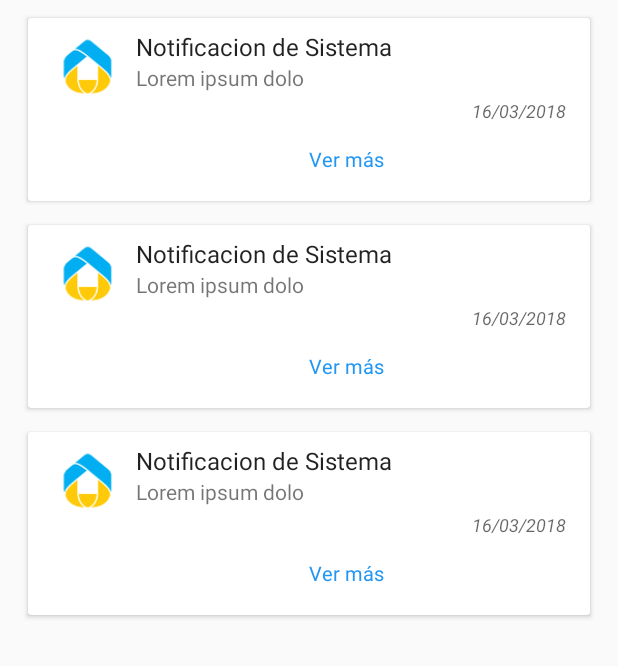
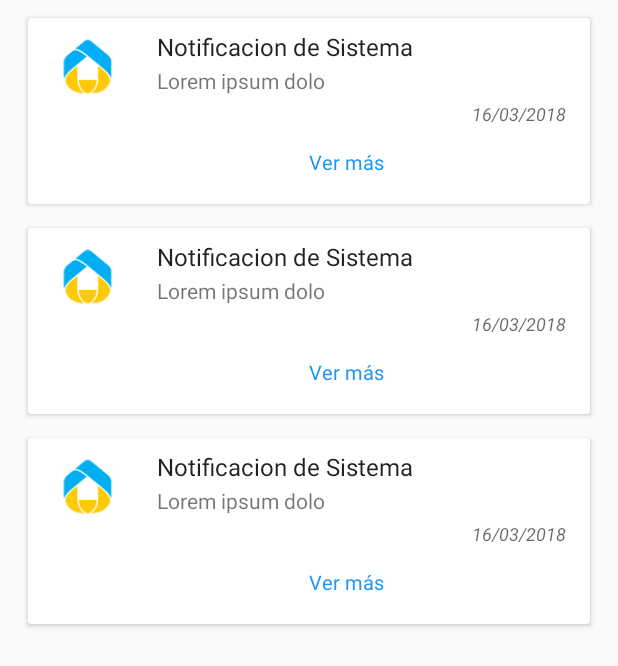
Before and after one commit to guimer-mena/crm-leads-android, an Android app: the layout fragment_notifications.xml on its own in the app's theme, with its tools: preview values and no code run, on a phone screen of 412 x 824 dp. Shown: the top 666 px of the screen. Run offline under Robolectric (Android 15) with nearby library versions, the phone set to English and light mode, and no system bars.

Commit message:
Persistencia de datos y mostrar al iniciar la aplicacion

```diff
--- a/app/src/main/java/com/tecnologiaparainmobiliarias/centrodenotificacionestpi/MainActivity.java
+++ b/app/src/main/java/com/tecnologiaparainmobiliarias/centrodenotificacionestpi/MainActivity.java
@@ -73,6 +73,8 @@ public class MainActivity extends AppCompatActivity implements NavigationView.On
         mNotificationFragment = (NotificationsFragment) getSupportFragmentManager().findFragmentById(R.id.notifications_container);
 
         if(mNotificationFragment == null){
+
+
             mNotificationFragment = NotificationsFragment.newInstance();
             getSupportFragmentManager().beginTransaction().add(R.id.notifications_container,mNotificationFragment).commit();
         }
--- a/app/src/main/java/com/tecnologiaparainmobiliarias/centrodenotificacionestpi/notificaciones/NotificationsAdapter.java
+++ b/app/src/main/java/com/tecnologiaparainmobiliarias/centrodenotificacionestpi/notificaciones/NotificationsAdapter.java
@@ -49,6 +49,7 @@ public class NotificationsAdapter extends RecyclerView.Adapter<NotificationsAdap
     public void onBindViewHolder(NotificationsAdapter.ViewHolder holder, int position) {
         //PushNotification newNotification = pushNotifications.get(position);
         Notificacion newNotification = pushNotifications.get(position);
+
         //Log.d("bindHolder", "-"+pushNotifications.get(position).getTitulo()+pushNotifications.get(position).getDescripcion()+String.format(pushNotifications.get(position).getFecha())+pushNotifications.get(position).getUrl()+ pushNotifications.get(position).getIcono());
 
         //holder.title.setText(newNotification.getTitulo());
@@ -62,7 +63,6 @@ public class NotificationsAdapter extends RecyclerView.Adapter<NotificationsAdap
 
     @Override
     public int getItemCount() {
-        Log.d("obtenidos", "--"+pushNotifications.size());
         return pushNotifications.size();
     }
 
@@ -101,7 +101,7 @@ public class NotificationsAdapter extends RecyclerView.Adapter<NotificationsAdap
             this.description.setText(descripcion);
             this.expiryDate.setText(fecha);
             if(icono != null){
-                //Picasso.with(this).load(fotoUsuario).resize(150,150).transform(new CropCircleTransformation()).centerCrop().into(imgAvatar);
+
                 Picasso.with(context).load(icono).resize(150,150).transform(new CropCircleTransformation()).centerCrop().into(iconoView);
             }
 
--- a/app/src/main/java/com/tecnologiaparainmobiliarias/centrodenotificacionestpi/notificaciones/NotificationsFragment.java
+++ b/app/src/main/java/com/tecnologiaparainmobiliarias/centrodenotificacionestpi/notificaciones/NotificationsFragment.java
@@ -68,7 +68,7 @@ public class NotificationsFragment extends Fragment implements NotificationsCont
                 String url = intent.getStringExtra("url");
                 String logo = intent.getStringExtra("logo");
                 //Log.d("URLNOTIFICACION", "- "+url);
-                Log.d("URLNOTIFICACION", "- "+logo+" - "+descripcion+" - "+fecha+" - "+url+" - "+titulo+" - ");
+                //Log.d("URLNOTIFICACION", "- "+logo+" - "+descripcion+" - "+fecha+" - "+url+" - "+titulo+" - ");
                 mPresenter.savePushMessage(titulo,descripcion,fecha,url,logo);
             }
         };
--- a/app/src/main/res/layout/item_list_notifications.xml
+++ b/app/src/main/res/layout/item_list_notifications.xml
@@ -40,7 +40,8 @@
             android:layout_width="wrap_content"
             android:layout_height="wrap_content"
             android:layout_alignParentTop="true"
-            android:layout_marginLeft="6dp"
+            android:layout_marginLeft="20dp"
+            android:layout_marginBottom="2dp"
             android:layout_toRightOf="@+id/tv_image"
             android:text="New Text"
             android:textAppearance="@style/TextAppearance.AppCompat.Subhead"
@@ -51,7 +52,7 @@
             android:layout_width="wrap_content"
             android:layout_height="wrap_content"
             android:layout_below="@+id/tv_title"
-            android:layout_marginLeft="6dp"
+            android:layout_marginLeft="20dp"
             android:layout_toRightOf="@+id/tv_image"
             android:text="New Text"
             tools:text="Lorem ipsum dolo" />
```
Also changed, not shown: app/src/main/java/com/tecnologiaparainmobiliarias/centrodenotificacionestpi/model/Notificacion.java (+7 -7 lines), app/src/main/java/com/tecnologiaparainmobiliarias/centrodenotificacionestpi/model/Realm/RealmHelper.java (+10 -2 lines), app/src/main/java/com/tecnologiaparainmobiliarias/centrodenotificacionestpi/notificaciones/NotificationsPresenter.java (+16 -5 lines).
